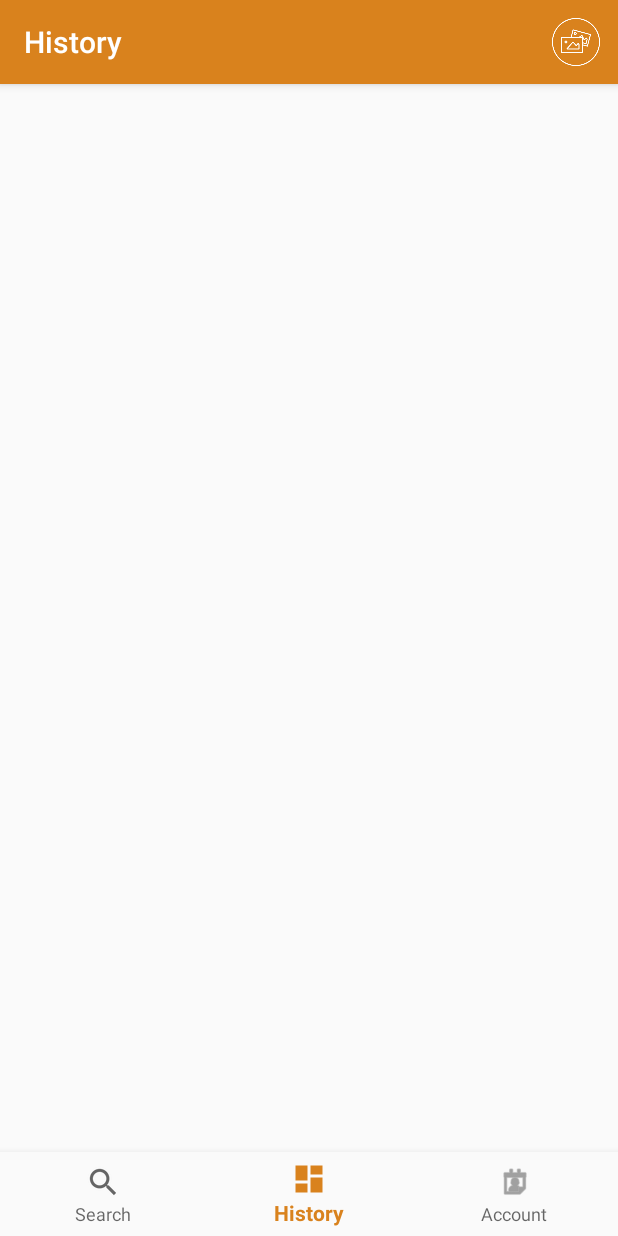
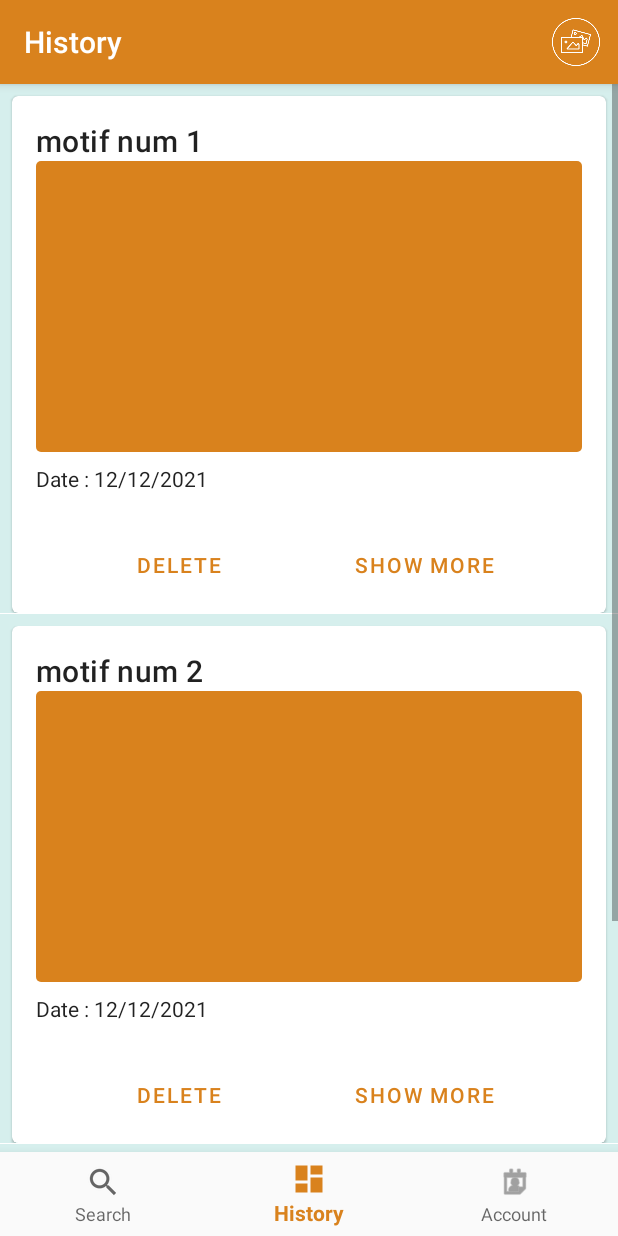
Before and after one commit to Alio-Kh/ArtIA, an Android app: the HistoryFragment screen opened through its navigation route, on a phone screen of 412 x 824 dp. Run offline under Robolectric (Android 15) with nearby library versions, the phone set to English and light mode, and no system bars; our stand-ins replace Firebase (no records; nobody signed in at launch, a user with empty details on screens opened directly), navigation-ui; libraries missing offline, so code that uses them is left out: com.firebase.ui.

Commit message:
Merge on 20_02

```diff
--- a/app/build.gradle
+++ b/app/build.gradle
@@ -2,8 +2,8 @@ apply plugin: 'com.android.application'
 apply plugin: 'com.google.gms.google-services'
 
 android {
-    compileSdkVersion 30
-    buildToolsVersion "30.0.2"
+    compileSdkVersion 29
+    buildToolsVersion "29.0.3"
 
     defaultConfig {
         applicationId 'com.moisegui.artia'
--- a/app/src/main/java/com/moisegui/artia/ui/history/HistoryFragment.java
+++ b/app/src/main/java/com/moisegui/artia/ui/history/HistoryFragment.java
@@ -4,41 +4,27 @@ import android.app.Activity;
 import android.content.Context;
 import android.content.Intent;
 import android.os.Bundle;
-import android.util.Log;
 import android.view.LayoutInflater;
 import android.view.View;
 import android.view.ViewGroup;
 import android.widget.AdapterView;
 import android.widget.Button;
 import android.widget.ListView;
-import android.widget.ScrollView;
 import android.widget.TextView;
 import android.widget.Toast;
 
 import androidx.annotation.NonNull;
-import androidx.annotation.Nullable;
-import androidx.appcompat.app.AppCompatActivity;
 import androidx.appcompat.view.ContextThemeWrapper;
 import androidx.constraintlayout.widget.ConstraintLayout;
 import androidx.fragment.app.Fragment;
-import androidx.fragment.app.FragmentActivity;
-import androidx.fragment.app.FragmentManager;
-import androidx.fragment.app.FragmentTransaction;
-import androidx.lifecycle.Observer;
 import androidx.lifecycle.ViewModelProvider;
 
 import com.firebase.ui.auth.AuthUI;
 import com.firebase.ui.auth.ErrorCodes;
 import com.firebase.ui.auth.IdpResponse;
-import com.google.android.gms.tasks.OnCompleteListener;
-import com.google.android.gms.tasks.Task;
 import com.google.firebase.auth.FirebaseAuth;
 import com.google.firebase.auth.FirebaseUser;
 import com.moisegui.artia.R;
-import com.moisegui.artia.ui.history.HistoriesViewModel;
-import com.moisegui.artia.ui.result.ResultFragment;
-import com.moisegui.artia.ui.result.ResultFragment;
-import com.moisegui.artia.ui.history.AppAdapter;
 
 public class HistoryFragment extends Fragment {
 
@@ -95,8 +81,6 @@ public class HistoryFragment extends Fragment {
             }
         });
 
-        startIfLogin();
-
         AppAdapter appAdapter = new AppAdapter(root.getContext(), titles, images, dates);
         lv.setAdapter(appAdapter);
         lv.setOnItemClickListener(new AdapterView.OnItemClickListener() {
@@ -106,13 +90,8 @@ public class HistoryFragment extends Fragment {
             }
         });
 
-        historiesViewModel.getText().observe(getViewLifecycleOwner(), new Observer<String>() {
-            @Override
-            public void onChanged(@Nullable String s) {
-                /* textView.setText(s); */
-            }
+        startIfLogin();
 
-        });
         return root;
     }
 
--- a/app/src/main/java/com/moisegui/artia/ui/search/SearchFragment.java
+++ b/app/src/main/java/com/moisegui/artia/ui/search/SearchFragment.java
@@ -35,8 +35,8 @@ import java.util.Date;
 public class SearchFragment extends Fragment {
 
     private int REQUEST_CODE_PERMISSIONS = 101;
-    private String[] REQUIRED_PERMISSIONS = new String[]{"android.permission.CAMERA",
-            "android.permission.WRITE_EXTERNAL_STORAGE", "android.permission.CAMERA_TAKEPICTURE"};
+    private String[] REQUIRED_PERMISSIONS = new String[]{"Manifest.permission.CAMERA",
+            "Manifest.permission.READ_EXTERNAL_STORAGE", "Manifest.permission.WRITE_EXTERNAL_STORAGE"};
 
     private boolean safeToTakePicture = false;
 
@@ -58,7 +58,7 @@ public class SearchFragment extends Fragment {
         if (checkCameraHardware(getContext())) {
 
             if (!allPermissionGranted()) {
-
+                Toast.makeText(getContext(), "Grant all permissions", Toast.LENGTH_SHORT).show();
                 ActivityCompat.requestPermissions(getActivity(), REQUIRED_PERMISSIONS, REQUEST_CODE_PERMISSIONS);
             } else {
                 // Create an instance of Camera
@@ -251,7 +251,7 @@ public class SearchFragment extends Fragment {
             if (allPermissionGranted()) {
                 Toast.makeText(getContext(), "Permissions granted.", Toast.LENGTH_SHORT).show();
             } else {
-                Toast.makeText(getContext(), "You did not granted all the required permissions.", Toast.LENGTH_SHORT).show();
+//                Toast.makeText(getContext(), "You did not granted all the required permissions.", Toast.LENGTH_SHORT).show();
             }
         }
     }
@@ -268,6 +268,6 @@ public class SearchFragment extends Fragment {
         if (hasStoragePerm == PackageManager.PERMISSION_GRANTED && hasCameraPerm == PackageManager.PERMISSION_GRANTED) {
             return true;
         }
-        return true;
+        return false;
     }
 }
--- a/app/src/main/res/layout/fragment_history.xml
+++ b/app/src/main/res/layout/fragment_history.xml
@@ -1,12 +1,10 @@
 <?xml version="1.0" encoding="utf-8"?>
-<LinearLayout xmlns:android="http://schemas.android.com/apk/res/android"
+<androidx.constraintlayout.widget.ConstraintLayout xmlns:android="http://schemas.android.com/apk/res/android"
     xmlns:app="http://schemas.android.com/apk/res-auto"
     xmlns:tools="http://schemas.android.com/tools"
     android:layout_width="match_parent"
     android:layout_height="match_parent"
-    android:paddingBottom="?attr/actionBarSize"
-    tools:context=".ui.history.HistoryFragment"
-    android:orientation="vertical">
+    tools:context=".ui.history.HistoryFragment">
 
 
     <androidx.constraintlayout.widget.ConstraintLayout
@@ -45,13 +43,18 @@
             app:layout_constraintTop_toTopOf="parent" />
     </androidx.constraintlayout.widget.ConstraintLayout>
 
-    <ListView android:id="@+id/lv"
+    <ListView
+        android:id="@+id/lv"
         android:layout_width="match_parent"
         android:layout_height="wrap_content"
-        android:background="#D6EFED" android:divider="@color/cardview_light_background"
+        android:background="#D6EFED"
+        android:divider="@color/cardview_light_background"
         android:dividerHeight="0.8dp"
         android:footerDividersEnabled="false"
-        android:headerDividersEnabled="false">
-    </ListView>
+        android:headerDividersEnabled="false"
+        android:visibility="visible"
+        app:layout_constraintEnd_toEndOf="parent"
+        app:layout_constraintStart_toStartOf="parent"
+        app:layout_constraintTop_toTopOf="parent" />
 
-</LinearLayout>
+</androidx.constraintlayout.widget.ConstraintLayout>
--- a/app/src/main/res/layout/item_history.xml
+++ b/app/src/main/res/layout/item_history.xml
@@ -23,7 +23,7 @@
             <!-- Media -->
 
             <LinearLayout
-                android:layout_width="396dp"
+                android:layout_width="match_parent"
                 android:layout_height="wrap_content"
                 android:orientation="vertical"
                 android:padding="16dp">
@@ -53,7 +53,6 @@
                     android:text="Date : "
                     android:textAppearance="@style/TextAppearance.AppCompat.Small"
                     android:textColor="?android:attr/textColorPrimary" />
-
 
 
                 <!--<ScrollView
```
Also changed, not shown: app/src/main/java/com/moisegui/artia/HomeActivity.java (+5 -11 lines).
